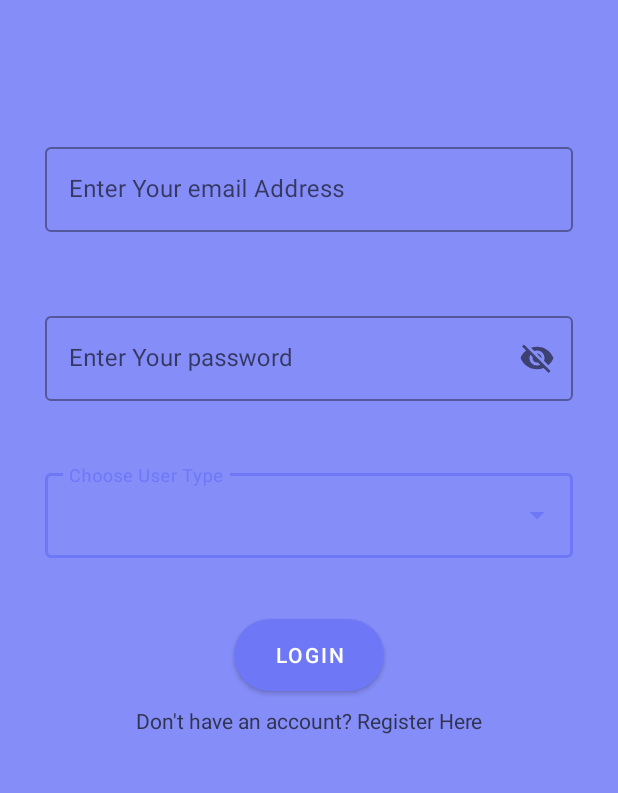
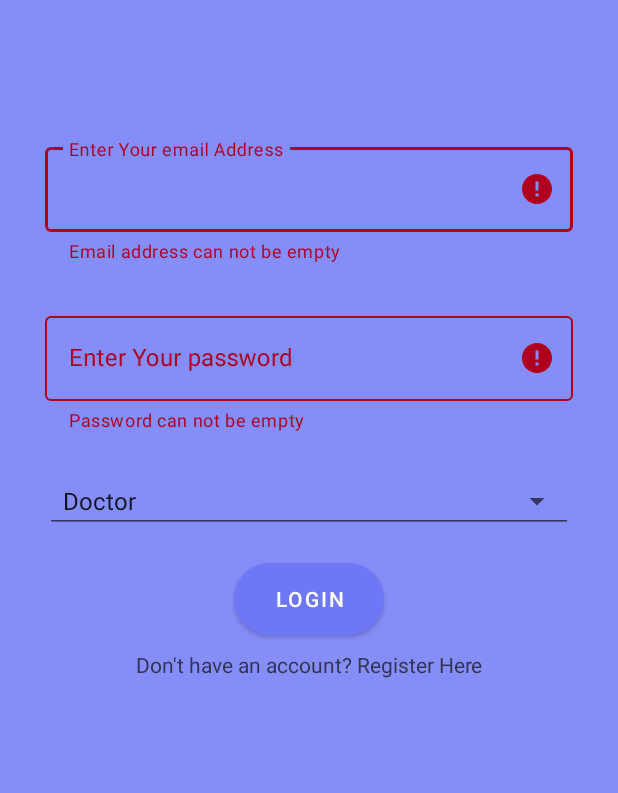
Before and after one commit to janewaitara/Medec-Health-App, an Android app: the screen it shows after launch (LoginActivity), after a tap on "LOGIN", on a phone screen of 412 x 824 dp, the part 154-947 px from its top. Run offline under Robolectric (Android 15) with nearby library versions, the phone set to English and light mode, and no system bars; Roboto replaces fonts that are not available here; 2 other taps on this screen came first.

Commit message:
Changed AutocompleteTextView to a spinner

```diff
--- a/app/src/main/java/com/example/medec/LoginActivity.java
+++ b/app/src/main/java/com/example/medec/LoginActivity.java
@@ -2,47 +2,69 @@ package com.example.medec;
 
 import androidx.appcompat.app.AppCompatActivity;
 
+import android.content.Intent;
 import android.os.Bundle;
 import android.view.View;
+import android.widget.AdapterView;
 import android.widget.ArrayAdapter;
 import android.widget.AutoCompleteTextView;
+import android.widget.Spinner;
 import android.widget.Toast;
 
 import com.google.android.material.textfield.TextInputLayout;
 
-public class LoginActivity extends AppCompatActivity {
+public class LoginActivity extends AppCompatActivity implements AdapterView.OnItemSelectedListener {
 
     public static final int PASSWORDLENGTH = 6;
-    private TextInputLayout userRolesTextInputLayout;
     private TextInputLayout loginEmailTextInputLayout;
     private TextInputLayout loginPasswordTextInputLayout;
+    private Spinner userRolesSpinner;
+
     private AutoCompleteTextView userRolesDropDown;
+
+
 
     @Override
     protected void onCreate(Bundle savedInstanceState) {
         super.onCreate(savedInstanceState);
         setContentView(R.layout.activity_login);
 
+        loginEmailTextInputLayout = findViewById(R.id.login_emailWrapper);
+        loginPasswordTextInputLayout = findViewById(R.id.login_passwordWrapper);
 
-        userRolesDropDown = findViewById(R.id.login_dropdown_userRoles);
 
-        //an array for the users' roles
-        String[] userRoles = new String[]{
-                "Doctor",
-                "Patient"
-        };
+        userRolesSpinner = findViewById(R.id.login_UserRoles_spinner);
+        ArrayAdapter<CharSequence> userRolesSpinnerAdapter = ArrayAdapter.createFromResource(this,
+                R.array.userRoles, android.R.layout.simple_spinner_item);
+        userRolesSpinnerAdapter.setDropDownViewResource(android.R.layout.simple_spinner_dropdown_item);
+        userRolesSpinner.setAdapter(userRolesSpinnerAdapter);
+        userRolesSpinner.setOnItemSelectedListener(this);
 
-        ArrayAdapter<String>  userRolesAdapter = new ArrayAdapter<>(
+
+    /**using autocompleteTextView
+     * userRolesDropDown = findViewById(R.id.login_dropdown_userRoles);
+
+        //an array for the users' roles from strings.xml
+        String[] userRoles = getResources().getStringArray(R.array.userRoles);
+
+        ArrayAdapter<String>  userRolesAdapter = new ArrayAdapter<String>(
                 LoginActivity.this, R.layout.dropdownmenu_userroles, userRoles
         );
-
-        userRolesDropDown.setAdapter(userRolesAdapter);
+        userRolesDropDown.setAdapter(userRolesAdapter);*/
 
 
-        userRolesTextInputLayout = findViewById(R.id.login_userRolesWrapper);
-        loginEmailTextInputLayout = findViewById(R.id.login_emailWrapper);
-        loginPasswordTextInputLayout = findViewById(R.id.login_passwordWrapper);
     }
+
+    @Override
+    public void onItemSelected(AdapterView<?> parent, View view, int position, long id) {
+        String loginUserRole = parent.getItemAtPosition(position).toString();
+    }
+
+    @Override
+    public void onNothingSelected(AdapterView<?> parent) {
+
+    }
+
     public boolean validatePassword(){
         String loginPassword = loginPasswordTextInputLayout.getEditText().getText().toString().trim();
 
@@ -73,6 +95,23 @@ public class LoginActivity extends AppCompatActivity {
     }
 
 
+    public void loginUser(View view) {
+        if(!validateEmail()|!validatePassword()){
+            return;
+        }
+
+        String input = "Email: " + loginEmailTextInputLayout.getEditText().getText().toString();
+        input += "\n ";
+        input += "Password: " + loginPasswordTextInputLayout.getEditText().getText().toString();
+
+        Toast.makeText(this, input, Toast.LENGTH_SHORT).show();
+
+        if (userRolesSpinner.getSelectedItem().toString().equals("Doctor")){
+            Intent intent = new Intent(LoginActivity.this, MainActivity.class);
+            startActivity(intent);
+        }
+
+    }
 
 
 }
--- a/app/src/main/res/layout/activity_login.xml
+++ b/app/src/main/res/layout/activity_login.xml
@@ -71,27 +71,20 @@
             android:layout_height="wrap_content"/>
     </com.google.android.material.textfield.TextInputLayout>
 
-    <com.google.android.material.textfield.TextInputLayout
-        android:id="@+id/login_userRolesWrapper"
-        style="@style/Widget.MaterialComponents.TextInputLayout.OutlinedBox.ExposedDropdownMenu"
+
+
+    <Spinner
+        android:id="@+id/login_UserRoles_spinner"
         android:layout_width="match_parent"
+        android:spinnerMode="dropdown"
         android:layout_height="wrap_content"
-        android:hint="Choose User Type"
-        app:errorEnabled="true"
-        app:boxBackgroundMode="outline"
-        app:endIconMode="dropdown_menu"
         app:layout_constraintBottom_toBottomOf="parent"
         app:layout_constraintEnd_toEndOf="parent"
         app:layout_constraintHorizontal_bias="0.318"
         app:layout_constraintStart_toStartOf="parent"
         app:layout_constraintTop_toBottomOf="@+id/login_passwordWrapper"
-        app:layout_constraintVertical_bias="0.069">
-
-        <AutoCompleteTextView
-            android:id="@+id/login_dropdown_userRoles"
-            android:layout_width="match_parent"
-            android:layout_height="match_parent" />
-    </com.google.android.material.textfield.TextInputLayout>
+        app:layout_constraintVertical_bias="0.069"
+        style="@style/Widget.AppCompat.Spinner.Underlined"/>
 
     <Button
         android:id="@+id/btn_register"
@@ -103,7 +96,7 @@
         android:onClick="loginUser"
         app:layout_constraintEnd_toEndOf="parent"
         app:layout_constraintStart_toStartOf="parent"
-        app:layout_constraintTop_toBottomOf="@+id/login_userRolesWrapper" />
+        app:layout_constraintTop_toBottomOf="@+id/login_UserRoles_spinner" />
 
     <TextView
         android:id="@+id/login_register"
@@ -116,4 +109,6 @@
         app:layout_constraintStart_toStartOf="parent"
         app:layout_constraintTop_toBottomOf="@+id/btn_register"
         app:layout_goneMarginTop="16dp" />
+
+
 </androidx.constraintlayout.widget.ConstraintLayout>
--- a/app/src/main/res/values/strings.xml
+++ b/app/src/main/res/values/strings.xml
@@ -15,4 +15,9 @@
     <string name="facebook_application_id" translatable="false">199580921226617</string>
     <string name="facebook_login_protocol_scheme" translatable="false">fb199580921226617</string>
 
+    <string-array name="userRoles">
+        <item>Doctor</item>
+        <item>Patient</item>
+    </string-array>
+
 </resources>
```
